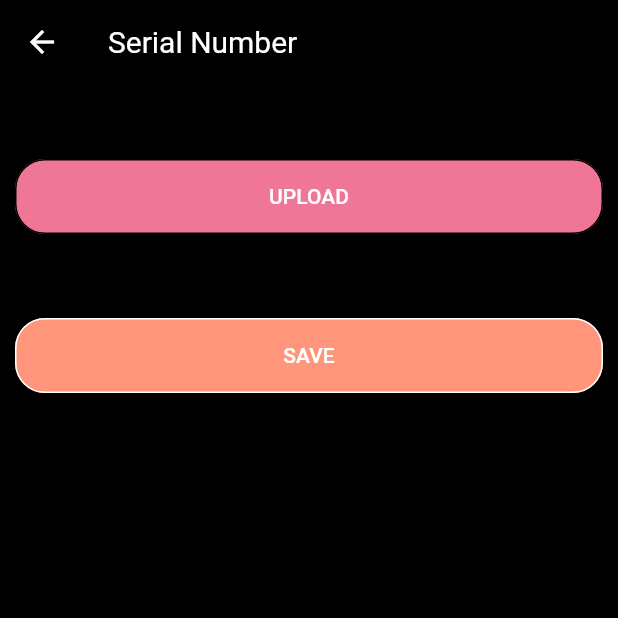
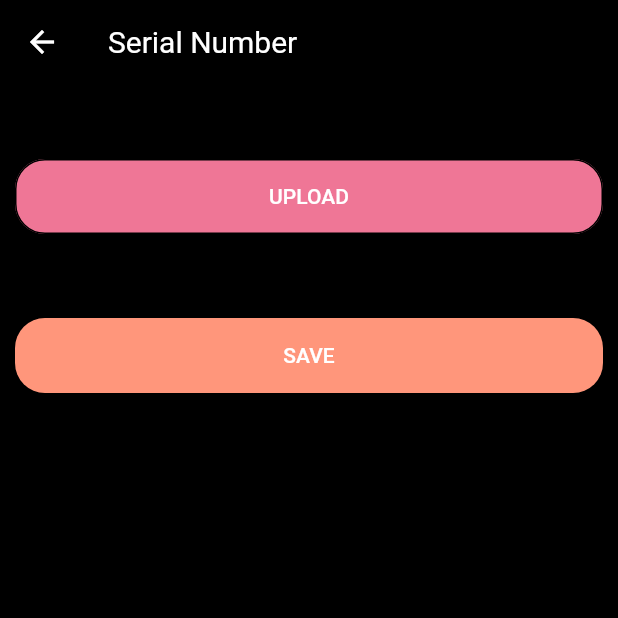
Before and after one commit to ameysunu/hackatown, a Flutter app: the Serial screen opened directly, on a phone screen of 412 x 824 dp, the top half of it. Run offline on Flutter 3.47's test engine with Material 2 defaults, Android fonts, the phone set to English and light mode, and no system bars; our stand-ins replace cloud_firestore, firebase_auth, firebase_core, google_sign_in, hexcolor, image_picker; missing offline and left inert: firebase_ml_vision, flutter_barcode_scanner; accounts and stored records are empty.

Commit message:
button changed

```diff
--- a/lib/pages/serial.dart
+++ b/lib/pages/serial.dart
@@ -132,8 +132,8 @@ class _SerialState extends State<Serial> {
                 height: 50,
                 child: RaisedButton(
                   shape: RoundedRectangleBorder(
-                      borderRadius: BorderRadius.circular(20.0),
-                      side: BorderSide(color: HexColor('#FFFFFF'))),
+                    borderRadius: BorderRadius.circular(20.0),
+                  ),
                   onPressed: () async {
                     null;
                     // firestoreInstance
```
